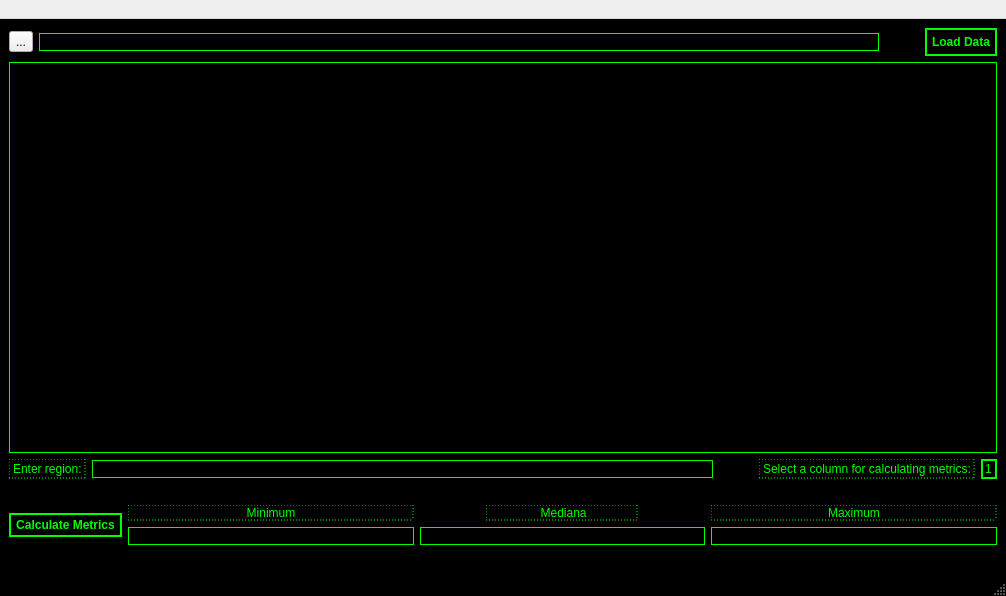
mashka-antonova/OP_lab_2, file mainwindow.ui: the form before one commit.
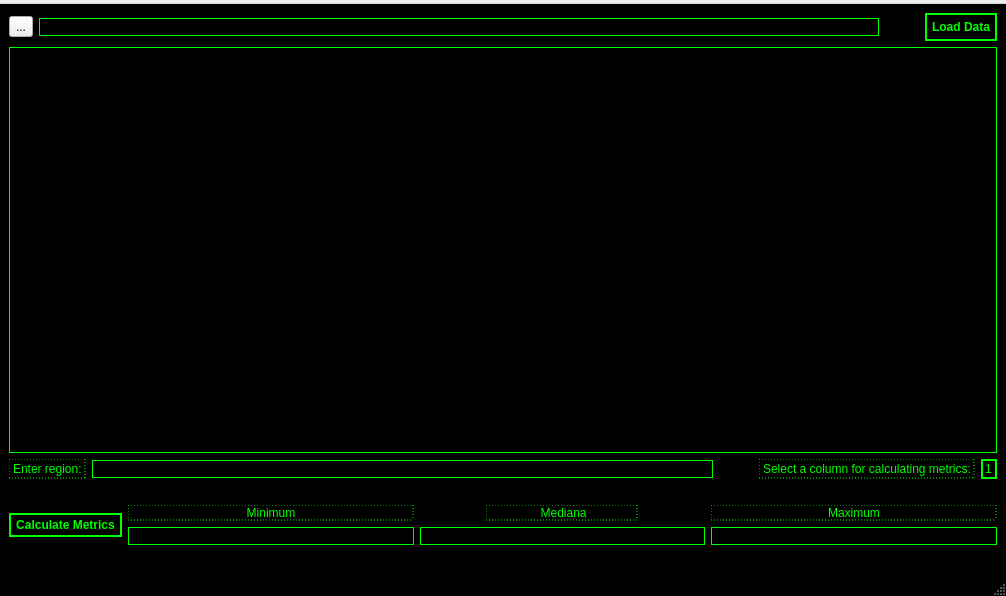
The form after the commit. Icons and pictures are not drawn.

The edit to the form file:
```diff
--- a/mainwindow.ui
+++ b/mainwindow.ui
@@ -412,7 +412,7 @@
    </property>
    <widget class="QMenu" name="menuRussian_Demographics">
     <property name="title">
-     <string> </string>
+     <string/>
     </property>
    </widget>
    <addaction name="menuRussian_Demographics"/>
```
